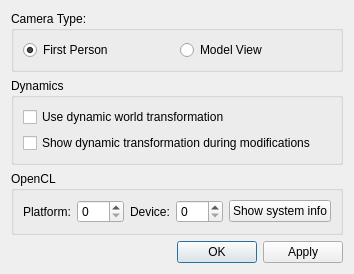
This is WindSim/src/GUI/ui/settings.ui in gudajan/Windsim as Qt 5 draws it before an edit. The edited form follows.
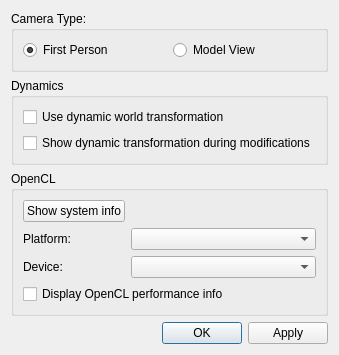
This is the edited form.

Patch:
```diff
--- a/WindSim/src/GUI/ui/settings.ui
+++ b/WindSim/src/GUI/ui/settings.ui
@@ -6,8 +6,8 @@
    <rect>
     <x>0</x>
     <y>0</y>
-    <width>320</width>
-    <height>238</height>
+    <width>307</width>
+    <height>313</height>
    </rect>
   </property>
   <property name="windowTitle">
@@ -78,8 +78,11 @@
      <property name="title">
       <string>OpenCL</string>
      </property>
-     <layout class="QHBoxLayout" name="horizontalLayout_8">
-      <item>
+     <layout class="QGridLayout" name="gridLayout_2">
+      <item row="2" column="1">
+       <widget class="QComboBox" name="cmbCLPlatform"/>
+      </item>
+      <item row="2" column="0">
        <widget class="QLabel" name="lPlatform">
         <property name="text">
          <string>Platform:</string>
@@ -89,29 +92,17 @@
         </property>
        </widget>
       </item>
-      <item>
-       <widget class="QSpinBox" name="sbPlatform">
+      <item row="4" column="1">
+       <widget class="QComboBox" name="cmbCLDevice">
         <property name="sizePolicy">
-         <sizepolicy hsizetype="Minimum" vsizetype="Fixed">
+         <sizepolicy hsizetype="Preferred" vsizetype="Fixed">
           <horstretch>1</horstretch>
           <verstretch>0</verstretch>
          </sizepolicy>
         </property>
-        <property name="minimum">
-         <number>0</number>
-        </property>
-        <property name="maximum">
-         <number>100</number>
-        </property>
-        <property name="singleStep">
-         <number>1</number>
-        </property>
-        <property name="value">
-         <number>0</number>
-        </property>
        </widget>
       </item>
-      <item>
+      <item row="4" column="0">
        <widget class="QLabel" name="lDevice">
         <property name="text">
          <string>Device:</string>
@@ -121,29 +112,14 @@
         </property>
        </widget>
       </item>
-      <item>
-       <widget class="QSpinBox" name="sbDevice">
-        <property name="sizePolicy">
-         <sizepolicy hsizetype="Minimum" vsizetype="Fixed">
-          <horstretch>1</horstretch>
-          <verstretch>0</verstretch>
-         </sizepolicy>
+      <item row="5" column="0" colspan="2">
+       <widget class="QCheckBox" name="cbDisplayCLInfo">
+        <property name="text">
+         <string>Display OpenCL performance info</string>
         </property>
-        <property name="minimum">
-         <number>0</number>
-        </property>
-        <property name="maximum">
-         <number>100</number>
-        </property>
-        <property name="singleStep">
-         <number>1</number>
-        </property>
-        <property name="value">
-         <number>0</number>
-        </property>
        </widget>
       </item>
-      <item>
+      <item row="0" column="0">
        <widget class="QPushButton" name="pbInfo">
         <property name="text">
          <string>Show system info</string>
```
Left out of the diff: 6 changed lines with no effect on the pictures.
